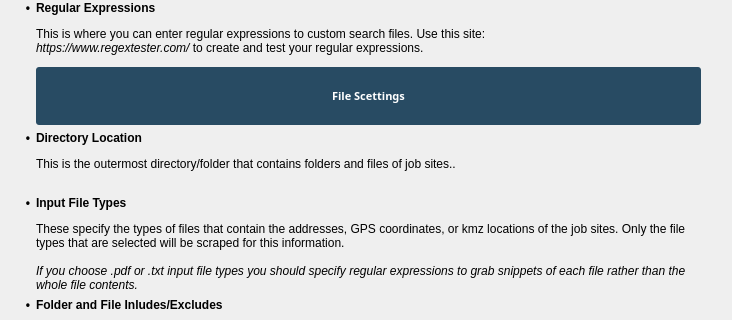
Above: SiteMap/help.ui from gcpetri/SIteMapexe before the change; both pictures show x 0 to 732 and y 188 to 508 of the 732 by 905 pixel window. Below: the same form after it.
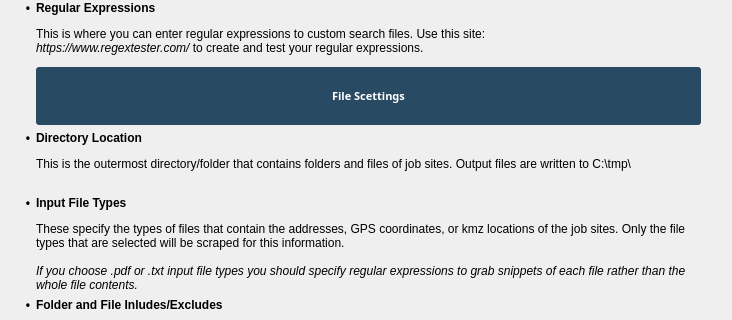
That is the form after the change.

```diff
--- a/SiteMap/help.ui
+++ b/SiteMap/help.ui
@@ -110,7 +110,7 @@
     <item row="5" column="1">
      <widget class="QLabel" name="label_5">
       <property name="text">
-       <string>&lt;html&gt;&lt;head/&gt;&lt;body&gt;&lt;p&gt;&lt;span style=&quot; font-weight:600;&quot;&gt;Directory Location&lt;/span&gt;&lt;/p&gt;&lt;p&gt;This is the outermost directory/folder that contains folders and files of job sites..&lt;/p&gt;&lt;/body&gt;&lt;/html&gt;</string>
+       <string>&lt;html&gt;&lt;head/&gt;&lt;body&gt;&lt;p&gt;&lt;span style=&quot; font-weight:600;&quot;&gt;Directory Location&lt;/span&gt;&lt;/p&gt;&lt;p&gt;This is the outermost directory/folder that contains folders and files of job sites. Output files are written to C:\tmp\&lt;/p&gt;&lt;/body&gt;&lt;/html&gt;</string>
       </property>
       <property name="textFormat">
        <enum>Qt::RichText</enum>
```
